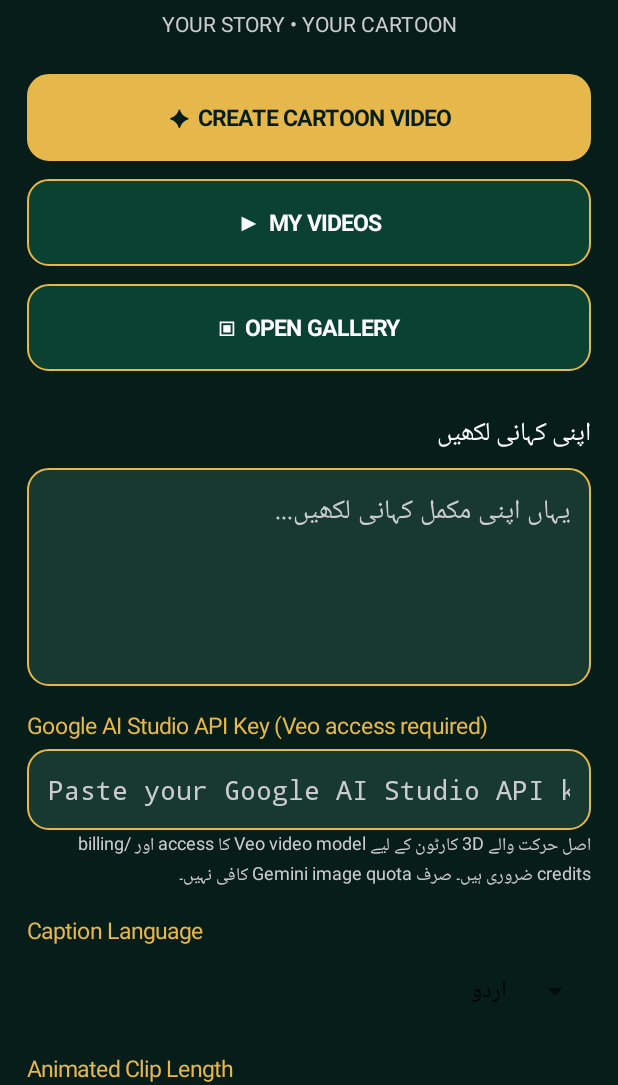
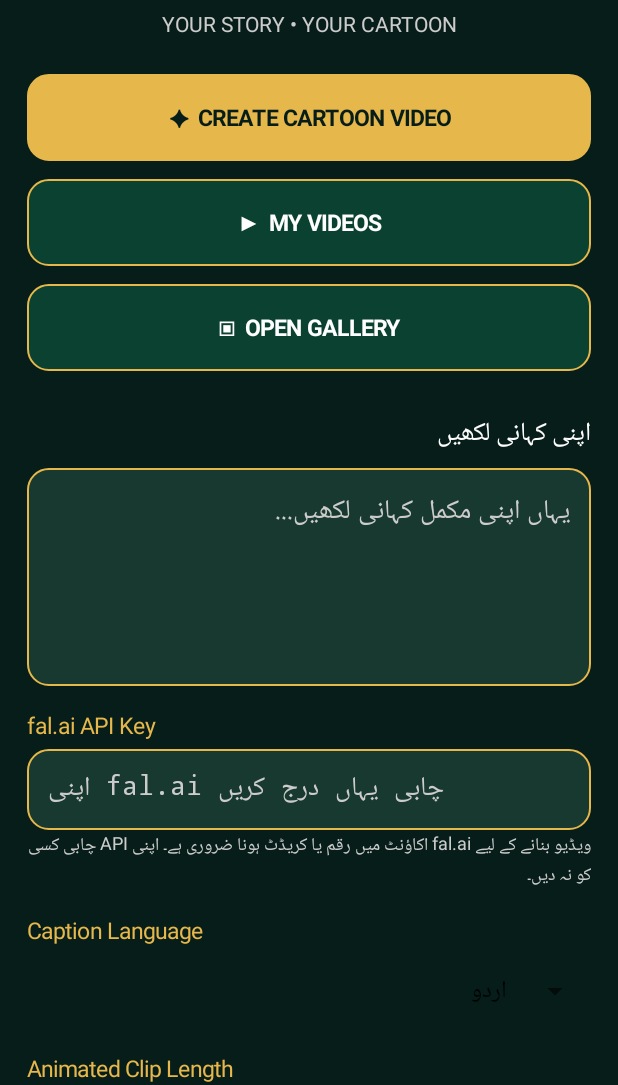
Before and after one commit to qaisarmughal866-dot/MughalAIStudio, an Android app: the screen it shows after launch (MainActivity), on a phone screen of 412 x 824 dp, the part 151-1236 px from its top. Run offline under Robolectric (Android 15) with nearby library versions, the phone set to English and light mode, and no system bars.

Commit message:
Update app settings and labels for fal.ai video key

```diff
--- a/app/src/main/java/com/mughalai/studio/MainActivity.java
+++ b/app/src/main/java/com/mughalai/studio/MainActivity.java
@@ -105,7 +105,7 @@ public class MainActivity extends Activity {
         root.addView(story,new LinearLayout.LayoutParams(-1,dp(145)));
 
         TextView apiLabel = new TextView(this);
-        apiLabel.setText("Google AI Studio API Key (Veo access required)");
+        apiLabel.setText("fal.ai API Key");
         apiLabel.setTextColor(gold);
         apiLabel.setTextSize(15);
         apiLabel.setPadding(0,dp(16),0,dp(5));
@@ -114,18 +114,18 @@ public class MainActivity extends Activity {
         apiKey = new EditText(this);
         apiKey.setTextColor(Color.WHITE);
         apiKey.setHintTextColor(Color.LTGRAY);
-        apiKey.setHint("Paste your Google AI Studio API key");
+        apiKey.setHint("اپنی fal.ai چابی یہاں درج کریں");
         apiKey.setSingleLine(true);
         apiKey.setInputType(android.text.InputType.TYPE_CLASS_TEXT |
                 android.text.InputType.TYPE_TEXT_VARIATION_PASSWORD);
         apiKey.setPadding(dp(14),dp(12),dp(14),dp(12));
         apiKey.setBackground(box(Color.rgb(24,57,47)));
         apiKey.setText(getSharedPreferences("mughal_settings",MODE_PRIVATE)
-                .getString("gemini_api_key",""));
+                .getString("fal_api_key",""));
         root.addView(apiKey,new LinearLayout.LayoutParams(-1,dp(54)));
 
         TextView apiNote = new TextView(this);
-        apiNote.setText("اصل حرکت والے 3D کارٹون کے لیے Veo video model کا access اور billing/credits ضروری ہیں۔ صرف Gemini image quota کافی نہیں۔");
+        apiNote.setText("ویڈیو بنانے کے لیے fal.ai اکاؤنٹ میں رقم یا کریڈٹ ہونا ضروری ہے۔ اپنی API چابی کسی کو نہ دیں۔");
         apiNote.setTextColor(Color.LTGRAY);
         apiNote.setTextSize(12);
         root.addView(apiNote);
@@ -149,7 +149,7 @@ public class MainActivity extends Activity {
         note.setTextColor(Color.LTGRAY);
         note.setTextSize(12);
         note.setGravity(Gravity.CENTER);
-        note.setText("Veo-generated moving 3D cartoon clip with native sound/audio. First version creates one short 8-second clip; longer stories need multiple clips.");
+        note.setText("یہ نسخہ ایک مختصر 8 سیکنڈ کی متحرک ویڈیو بناتا ہے۔ لمبی کہانی کے لیے کئی ویڈیو کلپس درکار ہوں گے۔");
         root.addView(note);
 
         setContentView(scroll);
@@ -209,17 +209,17 @@ public class MainActivity extends Activity {
             return;
         }
         final boolean english = language.getSelectedItemPosition() == 1;
-        final String geminiKey = apiKey.getText().toString().trim();
-        if (geminiKey.isEmpty()) {
-            apiKey.setError("Google AI Studio API key zaroori hai");
-            status.setText("Veo se asli animated cartoon banane ke liye API key enter karein.");
+        final String falKey = apiKey.getText().toString().trim();
+        if (falKey.isEmpty()) {
+            apiKey.setError("fal.ai API چابی درج کریں");
+            status.setText("ویڈیو بنانے کے لیے fal.ai کی چابی درج کریں۔");
             return;
         }
         getSharedPreferences("mughal_settings",MODE_PRIVATE).edit()
-                .putString("gemini_api_key",geminiKey).apply();
+                .putString("fal_api_key",falKey).apply();
 
         createButton.setEnabled(false);
-        status.setText("Veo AI se animated cartoon tayyar ho raha hai...");
+        status.setText("کارٹون ویڈیو تیار کی جا رہی ہے...");
         worker.execute(() -> {
             File output = null;
             try {
@@ -228,7 +228,7 @@ public class MainActivity extends Activity {
                     throw new Exception("Cannot create video folder");
                 output = new File(folder,"Animated_Cartoon_" + System.currentTimeMillis() + ".mp4");
                 final File target = output;
-                VeoVideoGenerator.generate(text,geminiKey,english,target,
+                VeoVideoGenerator.generate(text,falKey,english,target,
                         message -> runOnUiThread(() -> status.setText(message)));
                 String message = saveToGallery(target);
                 runOnUiThread(() -> {
```
